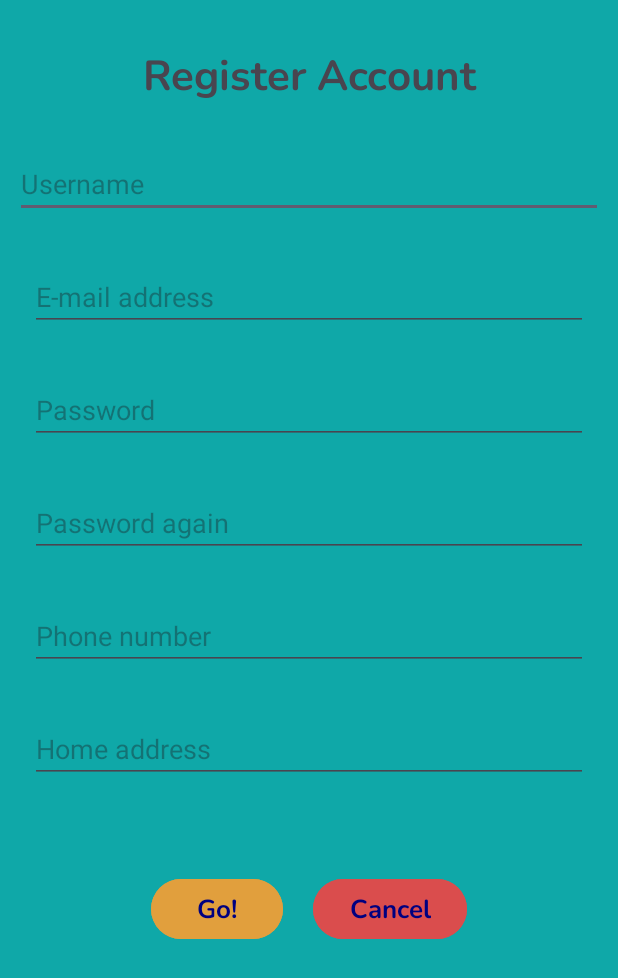
After one commit to Rixhard5/Mammouth-Medical, an Android app: the RegisterActivity screen opened directly, with no data from a screen before it, on a phone screen of 412 x 824 dp. The commit adds this screen. Shown: the top 978 px of the screen. Run offline under Robolectric (Android 15) with nearby library versions, the phone set to English and light mode, and no system bars; our stand-ins replace Firebase (no records; nobody signed in at launch, a user with empty details on screens opened directly); 1 statement that could not run was skipped.

Commit message:
feat: register activity and logic

```diff
--- a/app/src/main/AndroidManifest.xml
+++ b/app/src/main/AndroidManifest.xml
@@ -13,6 +13,9 @@
         android:theme="@style/Theme.MammouthMedicalPharmacyApp"
         tools:targetApi="31">
         <activity
+            android:name=".RegisterActivity"
+            android:exported="false" />
+        <activity
             android:name=".MainActivity"
             android:exported="true">
             <intent-filter>
--- a/app/src/main/java/com/example/mammouthmedicalpharmacyapp/MainActivity.java
+++ b/app/src/main/java/com/example/mammouthmedicalpharmacyapp/MainActivity.java
@@ -1,5 +1,6 @@
 package com.example.mammouthmedicalpharmacyapp;
 
+import android.content.Intent;
 import android.os.Bundle;
 import android.view.View;
 
@@ -9,7 +10,12 @@ import androidx.core.graphics.Insets;
 import androidx.core.view.ViewCompat;
 import androidx.core.view.WindowInsetsCompat;
 
+import java.util.Objects;
+
 public class MainActivity extends AppCompatActivity {
+    private static final String LOG_TAG = MainActivity.class.getName();
+    private static final String PREF_KEY = Objects.requireNonNull(MainActivity.class.getPackage()).toString();
+    private static final int SECRET_KEY = 55;
 
     @Override
     protected void onCreate(Bundle savedInstanceState) {
@@ -21,6 +27,8 @@ public class MainActivity extends AppCompatActivity {
             v.setPadding(systemBars.left, systemBars.top, systemBars.right, systemBars.bottom);
             return insets;
         });
+
+
     }
 
     public void gotoShopPage(View view) {
@@ -36,6 +44,8 @@ public class MainActivity extends AppCompatActivity {
     }
 
     public void register(View view) {
-        // TODO:
+        Intent intent = new Intent(this, RegisterActivity.class);
+        intent.putExtra("SECRET_KEY", SECRET_KEY);
+        startActivity(intent);
     }
 }
--- /dev/null
+++ b/app/src/main/java/com/example/mammouthmedicalpharmacyapp/RegisterActivity.java
@@ -0,0 +1,105 @@
+package com.example.mammouthmedicalpharmacyapp;
+
+import android.content.SharedPreferences;
+import android.os.Bundle;
+import android.util.Log;
+import android.view.View;
+import android.widget.EditText;
+import android.widget.Toast;
+
+import androidx.activity.EdgeToEdge;
+import androidx.appcompat.app.AppCompatActivity;
+import androidx.core.graphics.Insets;
+import androidx.core.view.ViewCompat;
+import androidx.core.view.WindowInsetsCompat;
+
+import com.google.firebase.auth.FirebaseAuth;
+
+import java.util.Objects;
+
+public class RegisterActivity extends AppCompatActivity {
+    private static final String LOG_TAG = RegisterActivity.class.getName();
+    private static final String PREF_KEY = Objects.requireNonNull(RegisterActivity.class.getPackage()).toString();
+    private static final int SECRET_KEY = 55;
+
+    EditText usernameEditText;
+    EditText emailEditText;
+    EditText passwordEditText;
+    EditText passwordAgainEditText;
+    EditText phoneEditText;
+    EditText addressEditText;
+    private FirebaseAuth mAuth;
+
+    @Override
+    protected void onCreate(Bundle savedInstanceState) {
+        super.onCreate(savedInstanceState);
+        EdgeToEdge.enable(this);
+        setContentView(R.layout.activity_register);
+        ViewCompat.setOnApplyWindowInsetsListener(findViewById(R.id.registerActivity), (v, insets) -> {
+            Insets systemBars = insets.getInsets(WindowInsetsCompat.Type.systemBars());
+            v.setPadding(systemBars.left, systemBars.top, systemBars.right, systemBars.bottom);
+            return insets;
+        });
+
+        int secret_key = getIntent().getIntExtra("SECRET_KEY", 0);
+
+        if (secret_key != 55) {
+            finish();
+        }
+
+        usernameEditText = findViewById(R.id.usernameEditText);
+        emailEditText = findViewById(R.id.emailEditText);
+        passwordEditText = findViewById(R.id.passwordEditText);
+        passwordAgainEditText = findViewById(R.id.passwordAgainEditText);
+        phoneEditText = findViewById(R.id.phoneEditText);
+        addressEditText = findViewById(R.id.addressEditText);
+
+        SharedPreferences preferences = getSharedPreferences(PREF_KEY, MODE_PRIVATE);
+        String username = preferences.getString("username", "");
+        String password = preferences.getString("password", "");
+
+        usernameEditText.setText(username);
+        passwordEditText.setText(password);
+        passwordAgainEditText.setText(password);
+
+        mAuth = FirebaseAuth.getInstance();
+
+    }
+
+    public void register(View view) {
+        String username = usernameEditText.getText().toString();
+        String email = emailEditText.getText().toString();
+        String password = passwordEditText.getText().toString();
+        String passwordAgain = passwordAgainEditText.getText().toString();
+
+        if (!password.equals(passwordAgain)) {
+            Log.e(LOG_TAG, "Passwords do not match!");
+            return;
+        }
+
+        String phone = phoneEditText.getText().toString();
+        // TODO: store other data
+
+        Log.i(LOG_TAG, "Registered user: " + username + ", email: " + email);
+
+        mAuth.createUserWithEmailAndPassword(email, password).addOnCompleteListener(this, task -> {
+            if (task.isSuccessful()) {
+                Log.d(LOG_TAG, "User created successfully in Firebase Database.");
+                gotoShopPage();
+            } else {
+                Log.d(LOG_TAG, "Error while creating user!");
+                Toast.makeText(RegisterActivity.this, "Error while creating user: " + Objects.requireNonNull(task.getException()).getMessage(), Toast.LENGTH_LONG).show();
+            }
+        });
+    }
+
+    public void cancel(View view) {
+        finish();
+    }
+
+    private void gotoShopPage() {
+        // TODO:
+        // Intent intent = new Intent(this, ShopListActivity.class);
+        // startActivity(intent);
+    }
+}
--- /dev/null
+++ b/app/src/main/res/layout/activity_register.xml
@@ -0,0 +1,151 @@
+<?xml version="1.0" encoding="utf-8"?>
+<RelativeLayout xmlns:android="http://schemas.android.com/apk/res/android"
+    xmlns:tools="http://schemas.android.com/tools"
+    android:id="@+id/registerActivity"
+    android:layout_width="match_parent"
+    android:layout_height="match_parent"
+    android:background="@color/lightBlue"
+    tools:context=".RegisterActivity">
+
+    <TextView
+        android:id="@+id/registerAccTextView"
+        android:layout_width="match_parent"
+        android:layout_height="wrap_content"
+        android:layout_alignParentStart="true"
+        android:layout_alignParentEnd="true"
+        android:layout_marginTop="@dimen/register_margin_top"
+        android:fontFamily="@font/nunito_bold"
+        android:text="@string/register"
+        android:textAlignment="center"
+        android:textSize="@dimen/text_size_h2" />
+
+    <EditText
+        android:id="@+id/usernameEditText"
+        android:layout_width="match_parent"
+        android:layout_height="wrap_content"
+        android:layout_below="@id/registerAccTextView"
+        android:layout_alignParentStart="true"
+        android:layout_alignParentEnd="true"
+        android:layout_marginLeft="10dp"
+        android:layout_marginTop="@dimen/register_margin_top"
+        android:layout_marginRight="10dp"
+        android:autofillHints="Username"
+        android:ems="10"
+        android:hint="@string/user_name"
+        android:inputType="textPersonName" />
+
+    <EditText
+        android:id="@+id/emailEditText"
+        android:layout_width="match_parent"
+        android:layout_height="wrap_content"
+        android:layout_below="@id/usernameEditText"
+        android:layout_alignParentStart="true"
+        android:layout_alignParentEnd="true"
+        android:layout_marginLeft="@dimen/default_margin_side"
+        android:layout_marginTop="@dimen/register_margin_top"
+        android:layout_marginRight="@dimen/default_margin_side"
+        android:autofillHints="Email address"
+        android:ems="10"
+        android:hint="@string/email_address"
+        android:inputType="textEmailAddress" />
+
+    <EditText
+        android:id="@+id/passwordEditText"
+        android:layout_width="match_parent"
+        android:layout_height="wrap_content"
+        android:layout_below="@id/emailEditText"
+        android:layout_alignParentStart="true"
+        android:layout_alignParentEnd="true"
+        android:layout_marginLeft="@dimen/default_margin_side"
+        android:layout_marginTop="@dimen/register_margin_top"
+        android:layout_marginRight="@dimen/default_margin_side"
+        android:autofillHints="Password"
+        android:ems="10"
+        android:hint="@string/password"
+        android:inputType="textPassword" />
+
+    <EditText
+        android:id="@+id/passwordAgainEditText"
+        android:layout_width="match_parent"
+        android:layout_height="wrap_content"
+        android:layout_below="@id/passwordEditText"
+        android:layout_alignParentStart="true"
+        android:layout_alignParentEnd="true"
+        android:layout_marginLeft="@dimen/default_margin_side"
+        android:layout_marginTop="@dimen/register_margin_top"
+        android:layout_marginRight="@dimen/default_margin_side"
+        android:autofillHints="Password again"
+        android:ems="10"
+        android:hint="@string/password_again"
+        android:inputType="textPassword" />
+
+    <EditText
+        android:id="@+id/phoneEditText"
+        android:layout_width="match_parent"
+        android:layout_height="wrap_content"
+        android:layout_below="@id/passwordAgainEditText"
+        android:layout_marginLeft="@dimen/default_margin_side"
+        android:layout_marginTop="@dimen/register_margin_top"
+        android:layout_marginRight="@dimen/default_margin_side"
+        android:autofillHints="Phone number"
+        android:ems="10"
+        android:hint="@string/phone_number"
+        android:inputType="phone" />
+
+
+    <EditText
+        android:id="@+id/addressEditText"
+        android:layout_width="match_parent"
+        android:layout_height="wrap_content"
+        android:layout_below="@id/phoneEditText"
+        android:layout_alignParentStart="true"
+        android:layout_alignParentEnd="true"
+        android:layout_marginLeft="@dimen/default_margin_side"
+        android:layout_marginTop="@dimen/register_margin_top"
+        android:layout_marginRight="@dimen/default_margin_side"
+        android:autofillHints="Home address"
+        android:ems="10"
+        android:hint="@string/address"
+        android:inputType="textMultiLine|textPostalAddress"
+        android:maxLines="3" />
+
+    <LinearLayout
+        android:layout_width="wrap_content"
+        android:layout_height="wrap_content"
+        android:layout_below="@id/addressEditText"
+        android:layout_centerHorizontal="true"
+        android:layout_marginStart="10dp"
+        android:layout_marginTop="10dp"
+        android:layout_marginEnd="10dp"
+        android:layout_marginBottom="10dp"
+        android:orientation="horizontal">
+
+        <Button
+            android:id="@+id/beginButtonOnRegister"
+            android:layout_width="wrap_content"
+            android:layout_height="wrap_content"
+            android:layout_marginTop="50dp"
+            android:layout_marginEnd="10dp"
+            android:backgroundTint="@color/yellowish"
+            android:fontFamily="@font/nunito_bold"
+            android:onClick="register"
+            android:text="@string/go"
+            android:textColor="@color/navyBlue"
+            android:textSize="@dimen/text_size_button_regular"
+            android:textStyle="bold" />
+
+        <Button
+            android:id="@+id/cancelButtonOnRegister"
+            android:layout_width="wrap_content"
+            android:layout_height="wrap_content"
+            android:layout_marginStart="10dp"
+            android:layout_marginTop="50dp"
+            android:backgroundTint="@color/redish"
+            android:fontFamily="@font/nunito_bold"
+            android:onClick="cancel"
+            android:text="@string/cancel"
+            android:textColor="@color/navyBlue"
+            android:textSize="@dimen/text_size_button_regular" />
+    </LinearLayout>
+
+</RelativeLayout>
--- a/app/src/main/res/values/colors.xml
+++ b/app/src/main/res/values/colors.xml
@@ -8,4 +8,5 @@
     <color name="redish">#DA4D4D</color>
     <color name="redishOpaque">#B3DA4D4D</color>
     <color name="navyBlue">#000080</color>
+    <color name="lightBlue">#0FA8A8</color>
 </resources>
--- a/app/src/main/res/values/strings.xml
+++ b/app/src/main/res/values/strings.xml
@@ -1,8 +1,19 @@
 <resources>
+    <!-- Common texts -->
     <string name="app_name">MammouthMedicalPharmacyApp</string>
     <string name="title01">Mammouth Medical</string>
     <string name="begin">Begin Shopping</string>
+    <string name="go">Go!</string>
     <string name="login">Login</string>
-    <string name="loginwithgoogle">Login With Google Account</string>
+    <string name="login_with_google">Login With Google Account</string>
     <string name="register">Register Account</string>
+    <string name="cancel">Cancel</string>
+
+    <!-- Register common -->
+    <string name="user_name">Username</string>
+    <string name="email_address">E-mail address</string>
+    <string name="password">Password</string>
+    <string name="password_again">Password again</string>
+    <string name="phone_number">Phone number</string>
+    <string name="address">Home address</string>
 </resources>
```
